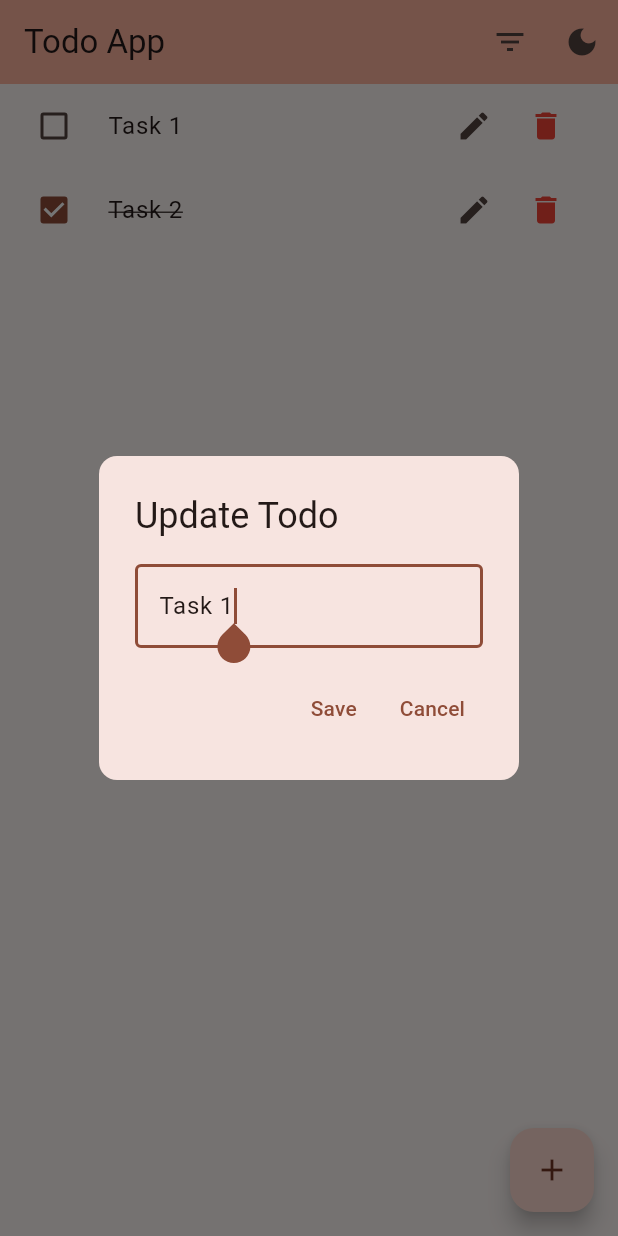
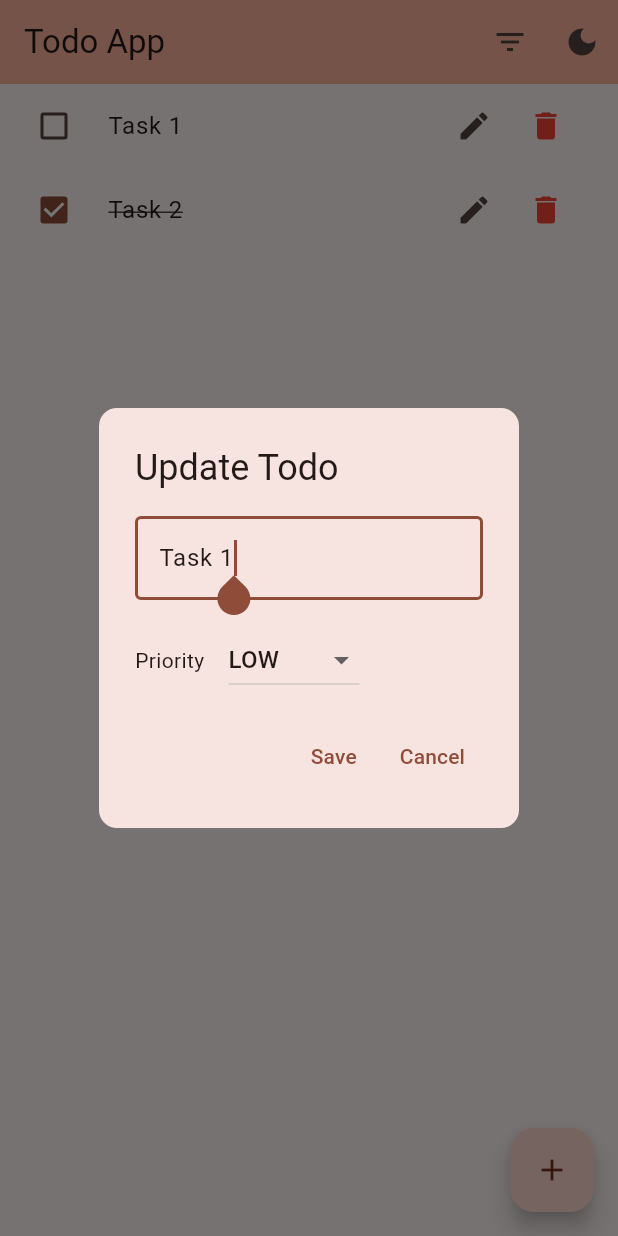
Before and after one commit to ishantbhurani/flutter-todo-app, a Flutter app: the screen it shows after launch, after a tap on the "edit" icon, on a phone screen of 412 x 824 dp. Run offline on Flutter 3.47's test engine with Material 3 defaults, Android fonts, the phone set to English and light mode, and no system bars.

Commit message:
update dialog ui

```diff
--- a/lib/components/add_todo_dialog.dart
+++ b/lib/components/add_todo_dialog.dart
@@ -1,15 +1,32 @@
 import 'package:flutter/material.dart';
 import 'package:todo_app/components/add_todo_dialog_button.dart';
 import 'package:todo_app/components/add_todo_dialog_text_field.dart';
+import 'package:todo_app/utils.dart';
 
-class AddTodoDialog extends StatelessWidget {
+class AddTodoDialog extends StatefulWidget {
   final String? text;
 
   const AddTodoDialog({super.key, this.text});
 
   @override
+  State<AddTodoDialog> createState() => _AddTodoDialogState();
+}
+
+class _AddTodoDialogState extends State<AddTodoDialog> {
+  Priority _priority = Priority.low;
+
+  void _updatedPriority(Priority? priority) {
+    if (priority != null) {
+      setState(() {
+        _priority = priority;
+      });
+    }
+  }
+
+  @override
   Widget build(BuildContext context) {
-    final TextEditingController controller = TextEditingController(text: text);
+    final TextEditingController controller =
+        TextEditingController(text: widget.text);
 
     void onSubmit() {
       Navigator.pop(context, controller.text);
@@ -17,13 +34,31 @@ class AddTodoDialog extends StatelessWidget {
 
     return AlertDialog(
       shape: RoundedRectangleBorder(borderRadius: BorderRadius.circular(12)),
-      title: Text('${text == null ? 'Add' : 'Update'} Todo'),
+      title: Text('${widget.text == null ? 'Add' : 'Update'} Todo'),
       content: Column(
+        crossAxisAlignment: CrossAxisAlignment.start,
         mainAxisSize: MainAxisSize.min,
         children: <Widget>[
           AddTodoDialogTextField(
             controller: controller,
             onSubmitted: onSubmit,
+          ),
+          const SizedBox(height: 16),
+          Row(
+            children: [
+              const Text('Priority'),
+              const SizedBox(width: 16),
+              DropdownButton(
+                value: _priority,
+                items: Priority.values
+                    .map((p) => DropdownMenuItem(
+                          value: p,
+                          child: Text(p.name.toUpperCase()),
+                        ))
+                    .toList(),
+                onChanged: _updatedPriority,
+              ),
+            ],
           ),
           const SizedBox(height: 16),
           Row(
```
